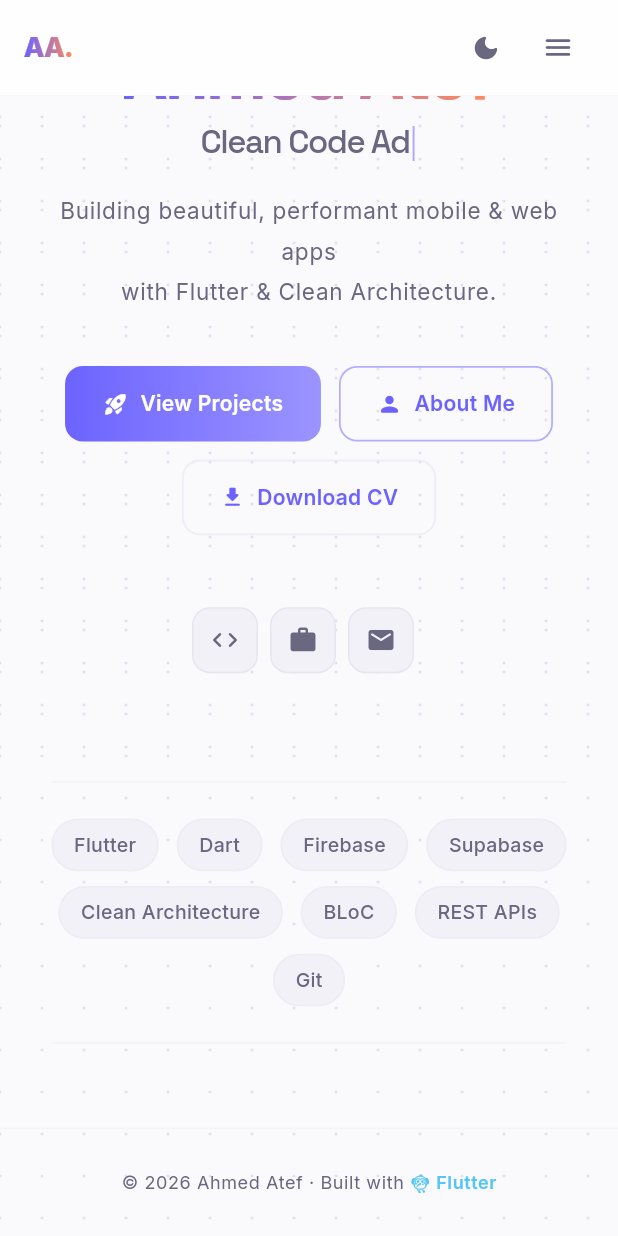
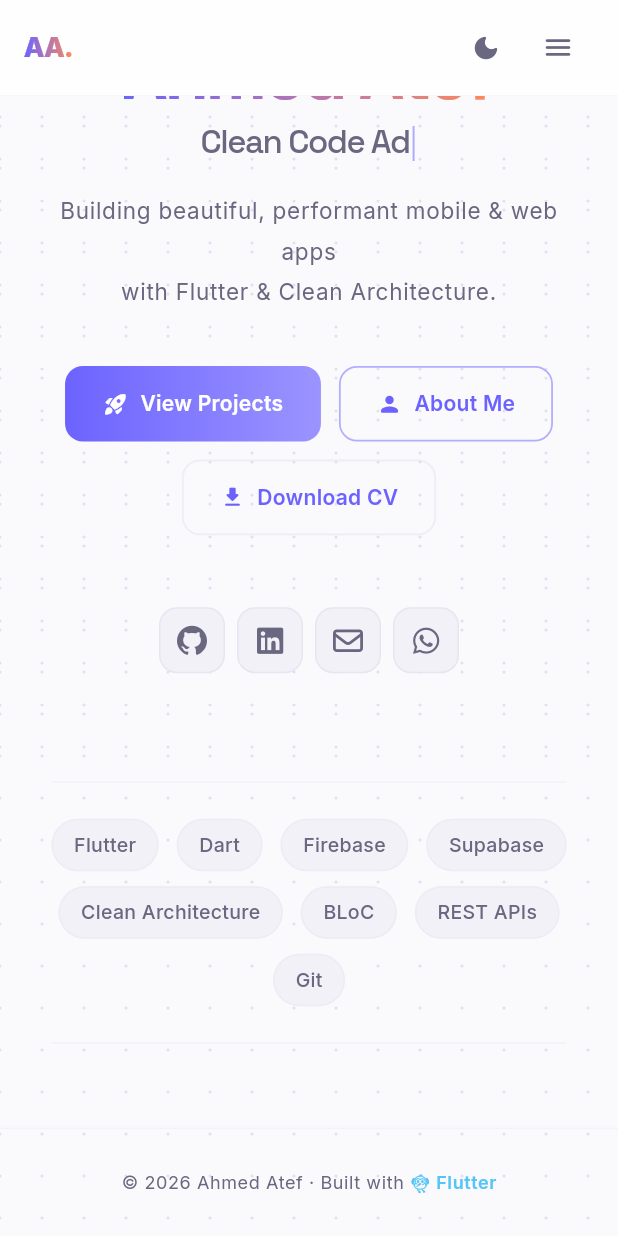
Before and after one commit to Ahmedatef5O5/ahmed-flutter-portfolio, a Flutter app: the screen it shows after launch, scrolled down 518 dp, on a phone screen of 412 x 824 dp. Run offline on Flutter 3.47's test engine with Material 3 defaults, Android fonts, the phone set to English and light mode, and no system bars; our stand-ins replace font_awesome_flutter, go_router, google_fonts, shared_preferences, visibility_detector.

Commit message:
Add WhatsApp icon to social links and implement Learn More button widget

```diff
--- a/lib/features/home/presentation/widgets/hero_section.dart
+++ b/lib/features/home/presentation/widgets/hero_section.dart
@@ -1,4 +1,5 @@
 import 'package:flutter/material.dart';
+import 'package:font_awesome_flutter/font_awesome_flutter.dart';
 import 'package:go_router/go_router.dart';
 import 'package:url_launcher/url_launcher.dart';
 import '../../../../core/animations/fade_slide_animation.dart';
@@ -284,25 +285,33 @@ class _AvailableBadgeState extends State<_AvailableBadge>
 // ─────────────────────────── Social Links ────────────────────────────────────
 
 class _SocialLinks extends StatelessWidget {
-  static const _links = [
-    (icon: Icons.code_rounded, label: 'GitHub', url: AppStrings.github),
-    (icon: Icons.work_rounded, label: 'LinkedIn', url: AppStrings.linkedin),
-    (
-      icon: Icons.email_rounded,
-      label: 'Email',
-      url: 'mailto:${AppStrings.email}',
-    ),
-  ];
+  const _SocialLinks();
 
   @override
   Widget build(BuildContext context) {
     return Row(
       mainAxisSize: MainAxisSize.min,
       children: [
-        for (final link in _links) ...[
-          _SocialIcon(icon: link.icon, label: link.label, url: link.url),
-          const SizedBox(width: 8),
-        ],
+        _SocialIcon(
+          icon: FaIcon(FontAwesomeIcons.github).icon!,
+          label: 'GitHub',
+          url: AppStrings.github,
+        ),
+        const SizedBox(width: 8),
+        _SocialIcon(
+          icon: FaIcon(FontAwesomeIcons.linkedin).icon!,
+          label: 'LinkedIn',
+          url: AppStrings.linkedin,
+        ),
+        const SizedBox(width: 8),
+        _SocialIcon(
+          icon: FaIcon(FontAwesomeIcons.envelope).icon!,
+          label: 'Email',
+          url: AppStrings.email,
+        ),
+        const SizedBox(width: 8),
+        // ── WhatsApp ──
+        _WhatsAppIcon(),
       ],
     );
   }
@@ -363,3 +372,58 @@ class _SocialIconState extends State<_SocialIcon> {
     );
   }
 }
+
+class _WhatsAppIcon extends StatefulWidget {
+  const _WhatsAppIcon();
+
+  @override
+  State<_WhatsAppIcon> createState() => _WhatsAppIconState();
+}
+
+class _WhatsAppIconState extends State<_WhatsAppIcon> {
+  bool _hovered = false;
+
+  @override
+  Widget build(BuildContext context) {
+    final cs = Theme.of(context).colorScheme;
+    const waGreen = Color(0xFF25D366);
+
+    return MouseRegion(
+      onEnter: (_) => setState(() => _hovered = true),
+      onExit: (_) => setState(() => _hovered = false),
+      cursor: SystemMouseCursors.click,
+      child: Tooltip(
+        message: 'WhatsApp',
+        child: GestureDetector(
+          onTap:
+              () => launchUrl(
+                Uri.parse(AppStrings.whatsapp),
+                mode: LaunchMode.externalApplication,
+              ),
+          child: AnimatedContainer(
+            duration: const Duration(milliseconds: 150),
+            width: 44,
+            height: 44,
+            decoration: BoxDecoration(
+              color:
+                  _hovered
+                      ? waGreen.withValues(alpha: 0.15)
+                      : cs.surfaceContainerHighest,
+              borderRadius: BorderRadius.circular(12),
+              border: Border.all(
+                color: _hovered ? waGreen.withValues(alpha: 0.5) : cs.outline,
+              ),
+            ),
+            child: Center(
+              child: FaIcon(
+                FontAwesomeIcons.whatsapp,
+                size: 20,
+                color: _hovered ? waGreen : cs.onSurfaceVariant,
+              ),
+            ),
+          ),
+        ),
+      ),
+    );
+  }
+}
```
Also changed, not shown: lib/shared/widgets/learn_more_button.dart (added, +70 -0 lines).
